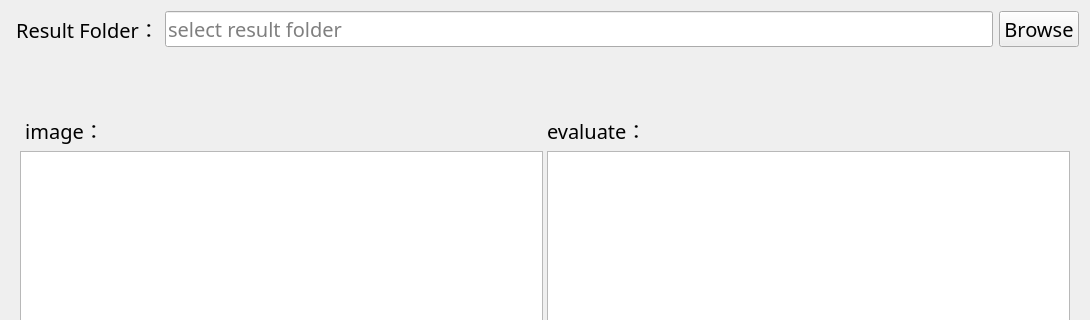
The window that projectFiles/UI/static/evaluateTab.ui (kaoxing/seg) describes before a commit, drawn with Qt 5; both pictures show x 0 to 1090 and y 0 to 320 of the 1090 by 639 pixel window.
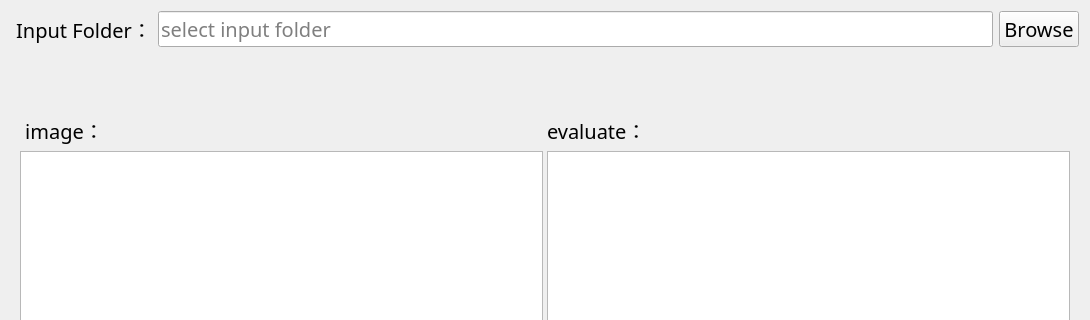
The same window after the commit.

What changed in the file:
```diff
--- a/projectFiles/UI/static/evaluateTab.ui
+++ b/projectFiles/UI/static/evaluateTab.ui
@@ -28,7 +28,7 @@
         </font>
        </property>
        <property name="text">
-        <string> Result Folder：</string>
+        <string> Input Folder：</string>
        </property>
       </widget>
      </item>
@@ -53,7 +53,7 @@
         <bool>true</bool>
        </property>
        <property name="placeholderText">
-        <string>select result folder</string>
+        <string>select input folder</string>
        </property>
       </widget>
      </item>
```
Left out of the diff: 4 changed lines with no effect on the pictures.
